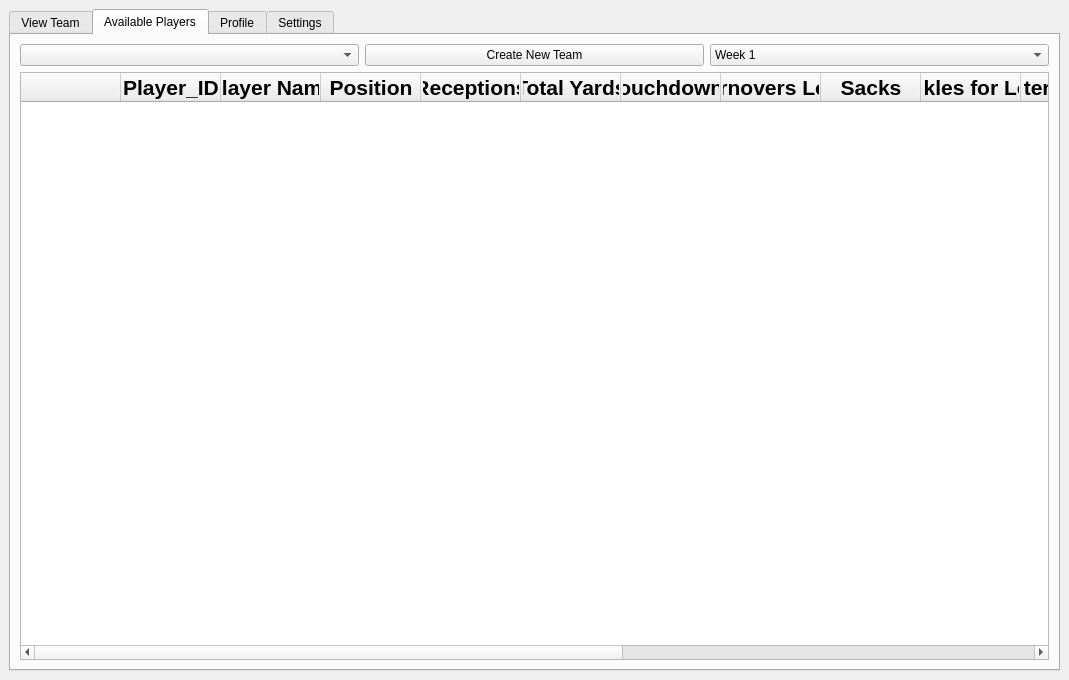
Above: client/ui_xml/another_window_widget.ui from shubhpatel18/cs440 before the change. Below: the same form after it.
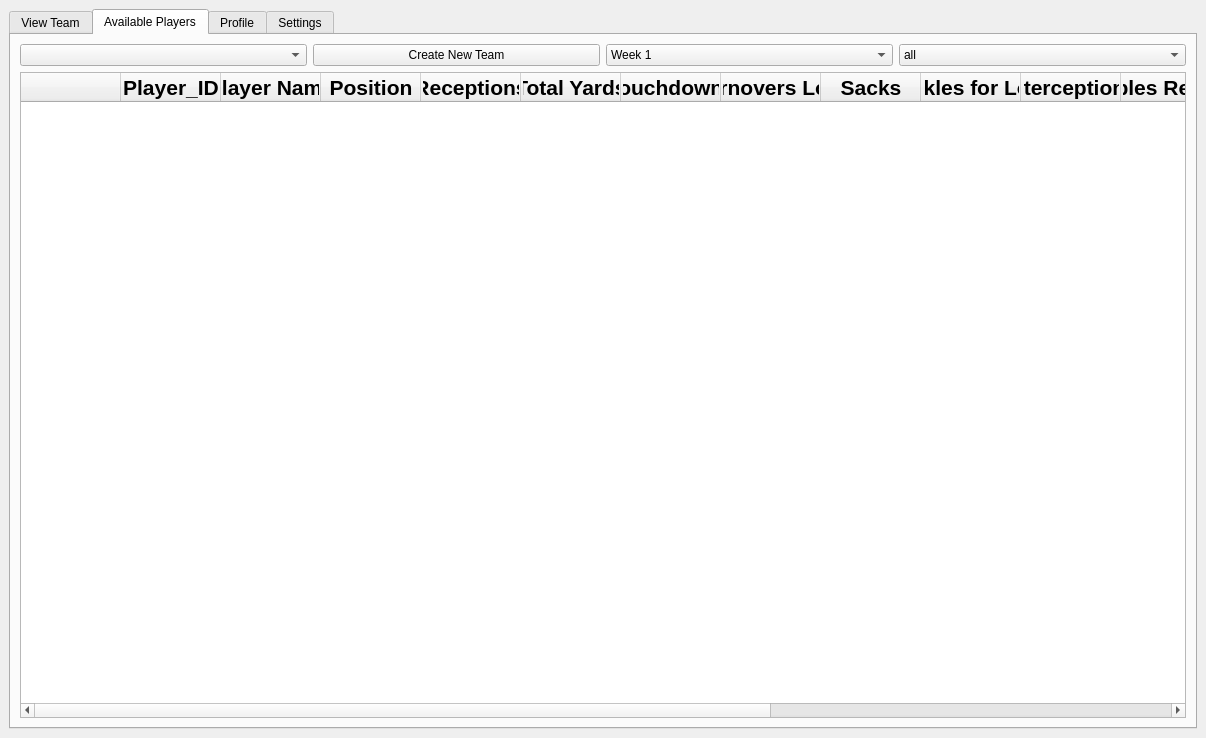
That is the form after the change. The open tabs and pages were chosen to show the change. Icons and pictures are not drawn.

Commit message: Added team role dropdown that updates available players

```diff
--- a/client/ui_xml/another_window_widget.ui
+++ b/client/ui_xml/another_window_widget.ui
@@ -6,8 +6,8 @@
    <rect>
     <x>0</x>
     <y>0</y>
-    <width>1069</width>
-    <height>680</height>
+    <width>1206</width>
+    <height>738</height>
    </rect>
   </property>
   <property name="windowTitle">
@@ -356,228 +356,6 @@
         <string>Available Players</string>
        </attribute>
        <layout class="QGridLayout" name="gridLayout_2">
-        <item row="1" column="0" colspan="3">
-         <widget class="QTableWidget" name="available_players">
-          <property name="sizePolicy">
-           <sizepolicy hsizetype="Ignored" vsizetype="Expanding">
-            <horstretch>0</horstretch>
-            <verstretch>0</verstretch>
-           </sizepolicy>
-          </property>
-          <property name="minimumSize">
-           <size>
-            <width>1029</width>
-            <height>0</height>
-           </size>
-          </property>
-          <property name="sortingEnabled">
-           <bool>true</bool>
-          </property>
-          <attribute name="horizontalHeaderCascadingSectionResizes">
-           <bool>true</bool>
-          </attribute>
-          <attribute name="verticalHeaderVisible">
-           <bool>false</bool>
-          </attribute>
-          <column>
-           <property name="text">
-            <string/>
-           </property>
-          </column>
-          <column>
-           <property name="text">
-            <string>Player_ID</string>
-           </property>
-           <property name="font">
-            <font>
-             <pointsize>16</pointsize>
-             <weight>75</weight>
-             <bold>true</bold>
-            </font>
-           </property>
-          </column>
-          <column>
-           <property name="text">
-            <string>Player Name</string>
-           </property>
-           <property name="font">
-            <font>
-             <pointsize>16</pointsize>
-             <weight>75</weight>
-             <bold>true</bold>
-            </font>
-           </property>
-          </column>
-          <column>
-           <property name="text">
-            <string>Position</string>
-           </property>
-           <property name="font">
-            <font>
-             <pointsize>16</pointsize>
-             <weight>75</weight>
-             <bold>true</bold>
-            </font>
-           </property>
-          </column>
-          <column>
-           <property name="text">
-            <string>Receptions</string>
-           </property>
-           <property name="font">
-            <font>
-             <pointsize>16</pointsize>
-             <weight>75</weight>
-             <bold>true</bold>
-            </font>
-           </property>
-          </column>
-          <column>
-           <property name="text">
-            <string>Total Yards</string>
-           </property>
-           <property name="font">
-            <font>
-             <pointsize>16</pointsize>
-             <weight>75</weight>
-             <bold>true</bold>
-            </font>
-           </property>
-          </column>
-          <column>
-           <property name="text">
-            <string>Touchdowns</string>
-           </property>
-           <property name="font">
-            <font>
-             <pointsize>16</pointsize>
-             <weight>75</weight>
-             <bold>true</bold>
-            </font>
-           </property>
-          </column>
-          <column>
-           <property name="text">
-            <string>Turnovers Lost</string>
-           </property>
-           <property name="font">
-            <font>
-             <pointsize>16</pointsize>
-             <weight>75</weight>
-             <bold>true</bold>
-            </font>
-           </property>
-          </column>
-          <column>
-           <property name="text">
-            <string>Sacks</string>
-           </property>
-           <property name="font">
-            <font>
-             <pointsize>16</pointsize>
-             <weight>75</weight>
-             <bold>true</bold>
-            </font>
-           </property>
-          </column>
-          <column>
-           <property name="text">
-            <string>Tackles for Loss</string>
-           </property>
-           <property name="font">
-            <font>
-             <pointsize>16</pointsize>
-             <weight>75</weight>
-             <bold>true</bold>
-            </font>
-           </property>
-          </column>
-          <column>
-           <property name="text">
-            <string>Interceptions</string>
-           </property>
-           <property name="font">
-            <font>
-             <pointsize>16</pointsize>
-             <weight>75</weight>
-             <bold>true</bold>
-            </font>
-           </property>
-          </column>
-          <column>
-           <property name="text">
-            <string>Fumbles Recovered</string>
-           </property>
-           <property name="font">
-            <font>
-             <pointsize>16</pointsize>
-             <weight>75</weight>
-             <bold>true</bold>
-            </font>
-           </property>
-          </column>
-          <column>
-           <property name="text">
-            <string>Punting Yards</string>
-           </property>
-           <property name="font">
-            <font>
-             <pointsize>16</pointsize>
-             <weight>75</weight>
-             <bold>true</bold>
-            </font>
-           </property>
-          </column>
-          <column>
-           <property name="text">
-            <string>FG Percentage</string>
-           </property>
-           <property name="font">
-            <font>
-             <pointsize>16</pointsize>
-             <weight>75</weight>
-             <bold>true</bold>
-            </font>
-           </property>
-          </column>
-          <column>
-           <property name="text">
-            <string>Injury Status</string>
-           </property>
-           <property name="font">
-            <font>
-             <pointsize>16</pointsize>
-             <weight>75</weight>
-             <bold>true</bold>
-            </font>
-           </property>
-          </column>
-          <column>
-           <property name="text">
-            <string>College</string>
-           </property>
-           <property name="font">
-            <font>
-             <pointsize>16</pointsize>
-             <weight>75</weight>
-             <bold>true</bold>
-            </font>
-           </property>
-          </column>
-          <column>
-           <property name="text">
-            <string>Score</string>
-           </property>
-           <property name="font">
-            <font>
-             <pointsize>16</pointsize>
-             <weight>75</weight>
-             <bold>true</bold>
-            </font>
-           </property>
-          </column>
-         </widget>
-        </item>
         <item row="0" column="0">
          <widget class="QComboBox" name="available_players_team_name_dropdown"/>
         </item>
@@ -662,6 +440,347 @@
           </item>
          </widget>
         </item>
+        <item row="0" column="3">
+         <widget class="QComboBox" name="team_role_combobox">
+          <item>
+           <property name="text">
+            <string>all</string>
+           </property>
+          </item>
+          <item>
+           <property name="text">
+            <string>qb</string>
+           </property>
+          </item>
+          <item>
+           <property name="text">
+            <string>rb</string>
+           </property>
+          </item>
+          <item>
+           <property name="text">
+            <string>wr1</string>
+           </property>
+          </item>
+          <item>
+           <property name="text">
+            <string>wr2</string>
+           </property>
+          </item>
+          <item>
+           <property name="text">
+            <string>te</string>
+           </property>
+          </item>
+          <item>
+           <property name="text">
+            <string>flex</string>
+           </property>
+          </item>
+          <item>
+           <property name="text">
+            <string>center</string>
+           </property>
+          </item>
+          <item>
+           <property name="text">
+            <string>lg</string>
+           </property>
+          </item>
+          <item>
+           <property name="text">
+            <string>rg</string>
+           </property>
+          </item>
+          <item>
+           <property name="text">
+            <string>punter</string>
+           </property>
+          </item>
+          <item>
+           <property name="text">
+            <string>de1</string>
+           </property>
+          </item>
+          <item>
+           <property name="text">
+            <string>de2</string>
+           </property>
+          </item>
+          <item>
+           <property name="text">
+            <string>dt1</string>
+           </property>
+          </item>
+          <item>
+           <property name="text">
+            <string>dt2</string>
+           </property>
+          </item>
+          <item>
+           <property name="text">
+            <string>lb1</string>
+           </property>
+          </item>
+          <item>
+           <property name="text">
+            <string>lb2</string>
+           </property>
+          </item>
+          <item>
+           <property name="text">
+            <string>lb3</string>
+           </property>
+          </item>
+          <item>
+           <property name="text">
+            <string>cb1</string>
+           </property>
+          </item>
+          <item>
+           <property name="text">
+            <string>cb2</string>
+           </property>
+          </item>
+          <item>
+           <property name="text">
+            <string>s1</string>
+           </property>
+          </item>
+          <item>
+           <property name="text">
+            <string>s2</string>
+           </property>
+          </item>
+          <item>
+           <property name="text">
+            <string>kicker</string>
+           </property>
+          </item>
+         </widget>
+        </item>
+        <item row="1" column="0" colspan="4">
+         <widget class="QTableWidget" name="available_players">
+          <property name="sizePolicy">
+           <sizepolicy hsizetype="Ignored" vsizetype="Expanding">
+            <horstretch>0</horstretch>
+            <verstretch>0</verstretch>
+           </sizepolicy>
+          </property>
+          <property name="minimumSize">
+           <size>
+            <width>1029</width>
+            <height>0</height>
+           </size>
+          </property>
+          <property name="sortingEnabled">
+           <bool>true</bool>
+          </property>
+          <attribute name="horizontalHeaderCascadingSectionResizes">
+           <bool>true</bool>
+          </attribute>
+          <attribute name="verticalHeaderVisible">
+           <bool>false</bool>
+          </attribute>
+          <column>
+           <property name="text">
+            <string/>
+           </property>
+          </column>
+          <column>
+           <property name="text">
+            <string>Player_ID</string>
+           </property>
+           <property name="font">
+            <font>
+             <pointsize>16</pointsize>
+             <weight>75</weight>
+             <bold>true</bold>
+            </font>
+           </property>
+          </column>
+          <column>
+           <property name="text">
+            <string>Player Name</string>
+           </property>
+           <property name="font">
+            <font>
+             <pointsize>16</pointsize>
+             <weight>75</weight>
+             <bold>true</bold>
+            </font>
+           </property>
+          </column>
+          <column>
+           <property name="text">
+            <string>Position</string>
+           </property>
+           <property name="font">
+            <font>
+             <pointsize>16</pointsize>
+             <weight>75</weight>
+             <bold>true</bold>
+            </font>
+           </property>
+          </column>
+          <column>
+           <property name="text">
+            <string>Receptions</string>
+           </property>
+           <property name="font">
+            <font>
+             <pointsize>16</pointsize>
+             <weight>75</weight>
+             <bold>true</bold>
+            </font>
+           </property>
+          </column>
+          <column>
+           <property name="text">
+            <string>Total Yards</string>
+           </property>
+           <property name="font">
+            <font>
+             <pointsize>16</pointsize>
+             <weight>75</weight>
+             <bold>true</bold>
+            </font>
+           </property>
+          </column>
+          <column>
+           <property name="text">
+            <string>Touchdowns</string>
+           </property>
+           <property name="font">
+            <font>
+             <pointsize>16</pointsize>
+             <weight>75</weight>
+             <bold>true</bold>
+            </font>
+           </property>
+          </column>
+          <column>
+           <property name="text">
+            <string>Turnovers Lost</string>
+           </property>
+           <property name="font">
+            <font>
+             <pointsize>16</pointsize>
+             <weight>75</weight>
+             <bold>true</bold>
+            </font>
+           </property>
+          </column>
+          <column>
+           <property name="text">
+            <string>Sacks</string>
+           </property>
+           <property name="font">
+            <font>
+             <pointsize>16</pointsize>
+             <weight>75</weight>
+             <bold>true</bold>
+            </font>
+           </property>
+          </column>
+          <column>
+           <property name="text">
+            <string>Tackles for Loss</string>
+           </property>
+           <property name="font">
+            <font>
+             <pointsize>16</pointsize>
+             <weight>75</weight>
+             <bold>true</bold>
+            </font>
+           </property>
+          </column>
+          <column>
+           <property name="text">
+            <string>Interceptions</string>
+           </property>
+           <property name="font">
+            <font>
+             <pointsize>16</pointsize>
+             <weight>75</weight>
+             <bold>true</bold>
+            </font>
+           </property>
+          </column>
+          <column>
+           <property name="text">
+            <string>Fumbles Recovered</string>
+           </property>
+           <property name="font">
+            <font>
+             <pointsize>16</pointsize>
+             <weight>75</weight>
+             <bold>true</bold>
+            </font>
+           </property>
+          </column>
+          <column>
+           <property name="text">
+            <string>Punting Yards</string>
+           </property>
+           <property name="font">
+            <font>
+             <pointsize>16</pointsize>
+             <weight>75</weight>
+             <bold>true</bold>
+            </font>
+           </property>
+          </column>
+          <column>
+           <property name="text">
+            <string>FG Percentage</string>
+           </property>
+           <property name="font">
+            <font>
+             <pointsize>16</pointsize>
+             <weight>75</weight>
+             <bold>true</bold>
+            </font>
+           </property>
+          </column>
+          <column>
+           <property name="text">
+            <string>Injury Status</string>
+           </property>
+           <property name="font">
+            <font>
+             <pointsize>16</pointsize>
+             <weight>75</weight>
+             <bold>true</bold>
+            </font>
+           </property>
+          </column>
+          <column>
+           <property name="text">
+            <string>College</string>
+           </property>
+           <property name="font">
+            <font>
+             <pointsize>16</pointsize>
+             <weight>75</weight>
+             <bold>true</bold>
+            </font>
+           </property>
+          </column>
+          <column>
+           <property name="text">
+            <string>Score</string>
+           </property>
+           <property name="font">
+            <font>
+             <pointsize>16</pointsize>
+             <weight>75</weight>
+             <bold>true</bold>
+            </font>
+           </property>
+          </column>
+         </widget>
+        </item>
        </layout>
       </widget>
       <widget class="QWidget" name="profile_tab">
```
Left out of the diff: 2 changed lines with no effect on the pictures. The commit also changes 2 other files.
